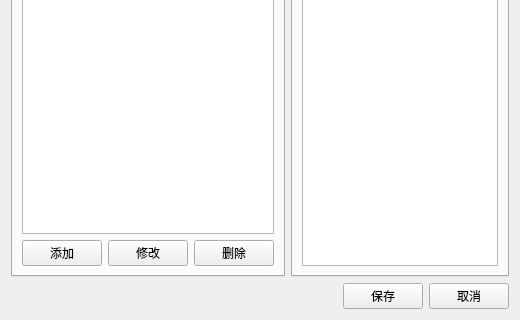
yuyan235813/balance_platform, file ui/permission_setup.ui: the form before one commit; both pictures show x 0 to 520 and y 190 to 510 of the 520 by 510 pixel window.
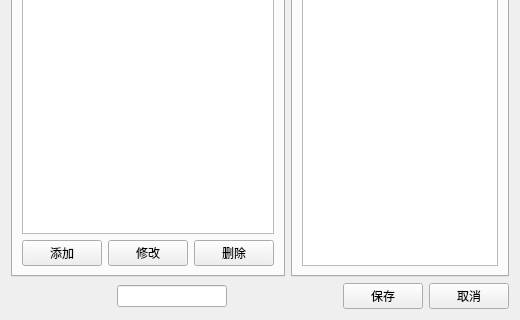
The form after the commit. Custom widgets are drawn as their Qt base class.

```diff
--- a/ui/permission_setup.ui
+++ b/ui/permission_setup.ui
@@ -207,6 +207,16 @@
        </property>
       </widget>
      </item>
+     <item>
+      <widget class="QLineEdit" name="superLineEdit">
+       <property name="maxLength">
+        <number>6</number>
+       </property>
+       <property name="echoMode">
+        <enum>QLineEdit::Password</enum>
+       </property>
+      </widget>
+     </item>
      <item>
       <spacer name="horizontalSpacer">
        <property name="orientation">
```
